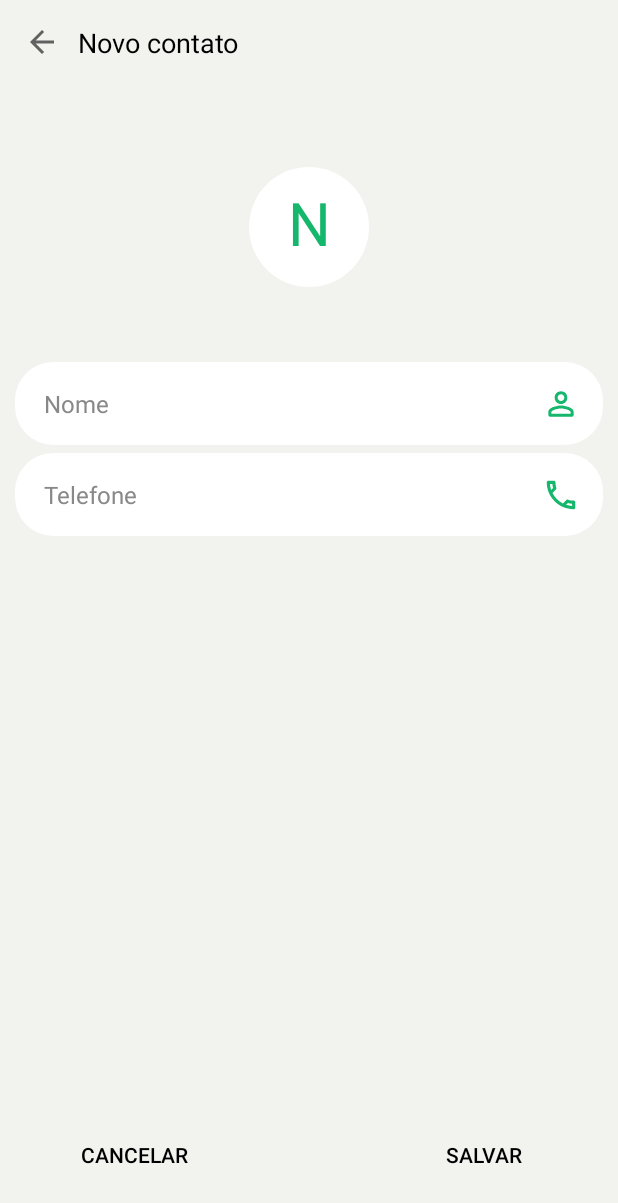
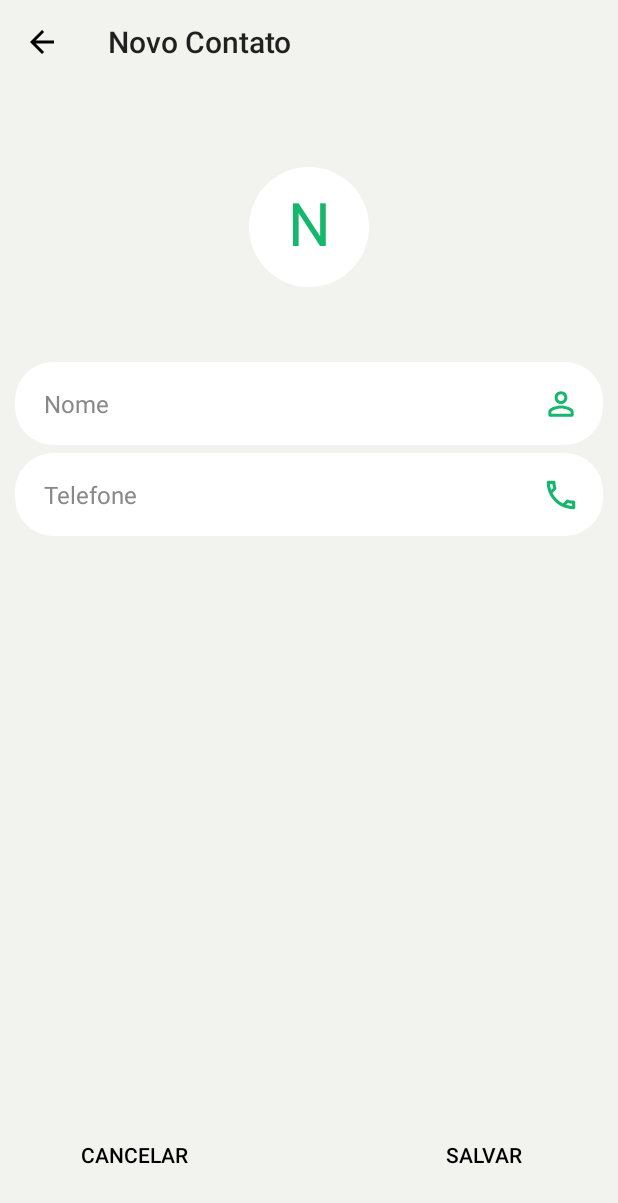
Before and after one commit to let1ci4b/ListaContatos, an Android app: the screen it shows after launch (AddContactActivity), after a tap on an icon or button, on a phone screen of 412 x 824 dp. Shown: the top 1203 px of the screen. Run offline under Robolectric (Android 15) with nearby library versions, the phone set to English and light mode, and no system bars; our stand-ins replace CircleImageView; libraries missing offline, so code that uses them is left out: it.xabaras.android; 1 other tap on this screen came first.

Commit message:
Toolbar error resolved, Toolbar colors fixed SearchView function completed

```diff
--- a/app/build.gradle
+++ b/app/build.gradle
@@ -55,4 +55,6 @@ dependencies {
 
     implementation 'de.hdodenhof:circleimageview:2.0.0'
     implementation 'it.xabaras.android:recyclerview-swipedecorator:1.4'
+    implementation 'androidx.appcompat:appcompat:1.3.1'
+
 }
--- a/app/src/main/AndroidManifest.xml
+++ b/app/src/main/AndroidManifest.xml
@@ -23,6 +23,7 @@
         </activity>
         <activity android:name=".addcontacts.AddContactActivity"
             android:exported="true"
+            android:theme="@style/Theme.RecyclerListaContatos"
             android:screenOrientation="portrait"
             android:parentActivityName=".main.MainActivity">
         </activity>
--- a/app/src/main/java/com/example/recyclerlistacontatos/addcontacts/AddContactActivity.kt
+++ b/app/src/main/java/com/example/recyclerlistacontatos/addcontacts/AddContactActivity.kt
@@ -1,7 +1,9 @@
 package com.example.recyclerlistacontatos.addcontacts
 
+import android.content.DialogInterface
 import android.os.Bundle
 import android.widget.Toast
+import androidx.appcompat.app.AlertDialog
 import androidx.appcompat.app.AppCompatActivity
 import androidx.core.text.isDigitsOnly
 import androidx.core.widget.doOnTextChanged
@@ -20,19 +22,21 @@ class AddContactActivity : AppCompatActivity() {
     override fun onCreate(savedInstanceState: Bundle?) {
         super.onCreate(savedInstanceState)
         binding = AddContactBinding.inflate(layoutInflater)
-        supportActionBar?.hide()
         setContentView(binding.root)
-        /// todo fix toolbar binding
         setSupportActionBar(binding.mainToolbar.mainToolbar)
         supportActionBar?.setDisplayHomeAsUpEnabled(true)
+        title = "Novo Contato"
+
         setupListeners()
         binding.buttonSave.isEnabled = false
     }
 
+    /// TODO implement dialogs
     private fun setupListeners() {
         with(binding) {
            buttonCancel.setOnClickListener {
-                finish()
+               finish()
+//               setupOnCancelDialog()
                 printTextOnScreen(getString(R.string.unsaved_alterations_warning))
             }
 
@@ -50,6 +54,29 @@ class AddContactActivity : AppCompatActivity() {
 
         }
     }
+
+//    private fun setupOnCancelDialog() {
+//        val builder = AlertDialog.Builder(this)
+//        builder.setTitle("Androidly Alert")
+//        builder.setMessage("We have a message")
+//        builder.setPositiveButton("OK", DialogInterface.OnClickListener(function = x))
+//
+//        builder.setPositiveButton(android.R.string.yes) { dialog, which ->
+//            Toast.makeText(applicationContext,
+//                android.R.string.yes, Toast.LENGTH_SHORT).show()
+//        }
+//
+//        builder.setNegativeButton(android.R.string.no) { dialog, which ->
+//            Toast.makeText(applicationContext,
+//                android.R.string.no, Toast.LENGTH_SHORT).show()
+//        }
+//
+//        builder.setNeutralButton("Maybe") { dialog, which ->
+//            Toast.makeText(applicationContext,
+//                "Maybe", Toast.LENGTH_SHORT).show()
+//        }
+//        builder.show()
+//    }
 
     private fun isFieldValidated(field: Field) {
         with(binding){
--- a/app/src/main/java/com/example/recyclerlistacontatos/editcontacts/EditContactActivity.kt
+++ b/app/src/main/java/com/example/recyclerlistacontatos/editcontacts/EditContactActivity.kt
@@ -21,8 +21,9 @@ class EditContactActivity : AppCompatActivity() {
         super.onCreate(savedInstanceState)
         binding = EditContactBinding.inflate(layoutInflater)
         setContentView(binding.root)
-        /// todo fix toolbar
-        supportActionBar?.hide()
+        setSupportActionBar(binding.mainToolbar.mainToolbar)
+        supportActionBar?.setDisplayHomeAsUpEnabled(true)
+
         position = intent.extras?.getInt("contact") as Int
         setupListeners()
         setupFields()
--- a/app/src/main/java/com/example/recyclerlistacontatos/main/MainActivity.kt
+++ b/app/src/main/java/com/example/recyclerlistacontatos/main/MainActivity.kt
@@ -2,16 +2,19 @@ package com.example.recyclerlistacontatos.main
 
 import android.Manifest
 import android.annotation.SuppressLint
+import android.app.SearchManager
+import android.content.Context
 import android.content.Intent
 import android.content.pm.PackageManager
 import android.graphics.Canvas
 import android.net.Uri
 import android.os.Bundle
 import android.view.Menu
+import android.view.MenuItem
 import android.view.View
-import android.widget.SearchView
 import android.widget.Toast
 import androidx.appcompat.app.AppCompatActivity
+import androidx.appcompat.widget.SearchView
 import androidx.core.app.ActivityCompat
 import androidx.core.content.ContextCompat
 import androidx.recyclerview.widget.ItemTouchHelper
@@ -29,25 +32,30 @@ import it.xabaras.android.recyclerview.swipedecorator.RecyclerViewSwipeDecorator
 class MainActivity : AppCompatActivity(), RecyclerViewAdapter.OnItemClickListener {
     private lateinit var binding: MainLayoutBinding
     private lateinit var recyclerViewAdapter: RecyclerViewAdapter
+    private lateinit var searchView: SearchView
+    private var searchItem: MenuItem? = null
     private var itemViewPosition: Int = 0
     var REQUEST_PHONE_CALL = 1
     var REQUEST_SEND_SMS = 2
-
 
     override fun onCreate(savedInstanceState: Bundle?) {
         super.onCreate(savedInstanceState)
         binding = MainLayoutBinding.inflate(layoutInflater)
         setContentView(binding.root)
+        setSupportActionBar(binding.mainToolbar.mainToolbar)
 
-        /// todo fix toolbar binding
-        //setSupportActionBar(findViewById(com.example.recyclerlistacontatos.R.id.mainToolbar))
+        //supportActionBar?.setDisplayShowTitleEnabled(false);
         supportActionBar?.setDisplayHomeAsUpEnabled(false)
-//        supportActionBar?.setDisplayShowHomeEnabled(true)
-//        supportActionBar?.setIcon(R.drawable.ic_main)
 
         setupRecyclerView()
         setupListeners()
         showNoContactsWarning()
+    }
+
+    override fun onPause() {
+        super.onPause()
+        searchItem?.collapseActionView()
+        searchView.isIconified = true
     }
 
     private fun setupRecyclerView() {
@@ -160,6 +168,7 @@ class MainActivity : AppCompatActivity(), RecyclerViewAdapter.OnItemClickListene
         }
     }
 
+    /// TODO insert vector on no contacts warning
     private fun showNoContactsWarning() {
         with(binding) {
             if (ContactList.listSize() == 0) {
@@ -192,20 +201,20 @@ class MainActivity : AppCompatActivity(), RecyclerViewAdapter.OnItemClickListene
 
     // todo implement search bar using AutoCompletTextView
     override fun onCreateOptionsMenu(menu: Menu?): Boolean {
-        menuInflater.inflate(com.example.recyclerlistacontatos.R.menu.main_menu, menu)
+        menuInflater.inflate(R.menu.main_menu, menu)
 
-        val searchItem = menu?.findItem(com.example.recyclerlistacontatos.R.id.actionSearch)
-        val searchView = searchItem?.actionView as SearchView
-//        val manager = getSystemService(Context.SEARCH_SERVICE) as SearchManager
-//        searchView.setSearchableInfo(manager.getSearchableInfo(componentName))
+        val manager = getSystemService(Context.SEARCH_SERVICE) as SearchManager
+        searchItem = menu?.findItem(R.id.actionSearch)
+        searchView = searchItem?.actionView as SearchView
+
         searchView.queryHint = getString(R.string.search_view_hint)
+
+        searchView.setSearchableInfo(manager.getSearchableInfo(componentName))
 
         searchView.setOnQueryTextListener(object : SearchView.OnQueryTextListener {
             override fun onQueryTextSubmit(query: String?): Boolean {
-//                searchView.clearFocus()
-//                searchView.setQuery("", false)
-//                searchItem.collapseActionView()
-                return false
+                searchView.clearFocus()
+                return true
             }
 
             override fun onQueryTextChange(newText: String?): Boolean {
@@ -214,10 +223,8 @@ class MainActivity : AppCompatActivity(), RecyclerViewAdapter.OnItemClickListene
             }
         })
 
-//        searchView.setOnFocusChangeListener { v, hasFocus -> if (!hasFocus) v.clearFocus() } - Ramon
         return true
     }
-
     private fun filter(query: String?) {
         val filteredlist: ArrayList<Contacts> = ArrayList()
 
--- a/app/src/main/res/layout/add_contact.xml
+++ b/app/src/main/res/layout/add_contact.xml
@@ -17,20 +17,6 @@
         <include
             android:id="@+id/mainToolbar"
             layout="@layout/toolbar" />
-
-        <TextView
-            android:id="@+id/actionBarText"
-            android:layout_width="wrap_content"
-            android:layout_height="wrap_content"
-            android:layout_marginStart="52dp"
-            android:layout_marginTop="15dp"
-            android:layout_marginBottom="15dp"
-            android:text="@string/add_contact_name"
-            android:textColor="?attr/colorPrimaryVariant"
-            android:textSize="18sp"
-            app:layout_constraintBottom_toBottomOf="parent"
-            app:layout_constraintStart_toStartOf="parent"
-            app:layout_constraintTop_toTopOf="parent" />
 
     </androidx.constraintlayout.widget.ConstraintLayout>
 
--- a/app/src/main/res/layout/toolbar.xml
+++ b/app/src/main/res/layout/toolbar.xml
@@ -1,13 +1,10 @@
 <?xml version="1.0" encoding="utf-8"?>
 <androidx.appcompat.widget.Toolbar xmlns:android="http://schemas.android.com/apk/res/android"
+    android:id="@+id/mainToolbar"
     android:layout_width="match_parent"
-    android:layout_height="match_parent"
+    android:layout_height="wrap_content"
+    android:background="?attr/colorPrimary"
     xmlns:app="http://schemas.android.com/apk/res-auto">
 
-    <androidx.appcompat.widget.Toolbar
-        android:id="@+id/mainToolbar"
-        android:layout_width="match_parent"
-        android:layout_height="wrap_content"
-        android:background="?attr/colorPrimary" />
 
 </androidx.appcompat.widget.Toolbar>
--- a/app/src/main/res/menu/main_menu.xml
+++ b/app/src/main/res/menu/main_menu.xml
@@ -7,13 +7,13 @@
         android:title="Search"
         android:icon="@drawable/ic_search"
         android:iconTint="?attr/colorPrimaryVariant"
-        app:showAsAction="always"
-        app:actionViewClass="android.widget.SearchView" />
+        app:showAsAction="ifRoom|collapseActionView"
+        app:actionViewClass="androidx.appcompat.widget.SearchView" />
 
-    <item
-        android:id="@+id/actionDelete"
-        android:title="Delete"
-        android:icon="@drawable/ic_delete"
-        app:showAsAction="ifRoom" />
+<!--    <item-->
+<!--        android:id="@+id/actionDelete"-->
+<!--        android:title="Delete"-->
+<!--        android:icon="@drawable/ic_delete"-->
+<!--        app:showAsAction="ifRoom" />-->
 
 </menu>
--- a/app/src/main/res/values-night/themes.xml
+++ b/app/src/main/res/values-night/themes.xml
@@ -11,6 +11,7 @@
         <item name="colorOnSecondary">@color/black</item>
         <!-- Status bar color. -->
         <item name="android:statusBarColor">?attr/colorPrimary</item>
+        <item name="colorControlNormal">?attr/colorPrimaryVariant</item>
         <!-- Customize your theme here. -->
     </style>
 
--- a/app/src/main/res/values/strings.xml
+++ b/app/src/main/res/values/strings.xml
@@ -1,5 +1,5 @@
 <resources>
-    <string name="app_name">"   Contatos"</string>
+    <string name="app_name">Contatos</string>
     <string name="add_contact_name">Novo contato</string>
     <string name="edit_contact_name">Editar contato</string>
     <string name="field_name">Nome</string>
--- a/app/src/main/res/values/themes.xml
+++ b/app/src/main/res/values/themes.xml
@@ -11,6 +11,7 @@
         <item name="colorOnSecondary">@color/black</item>
         <!-- Status bar color. -->
         <item name="android:statusBarColor">?attr/colorPrimary</item>
+        <item name="colorControlNormal">?attr/colorPrimaryVariant</item>
         <!-- Customize your theme here. -->
     </style>
 
```
Also changed, not shown: app/src/main/res/layout/edit_contact.xml (+0 -14 lines), app/src/main/res/layout/main_layout.xml (+2 -12 lines).
